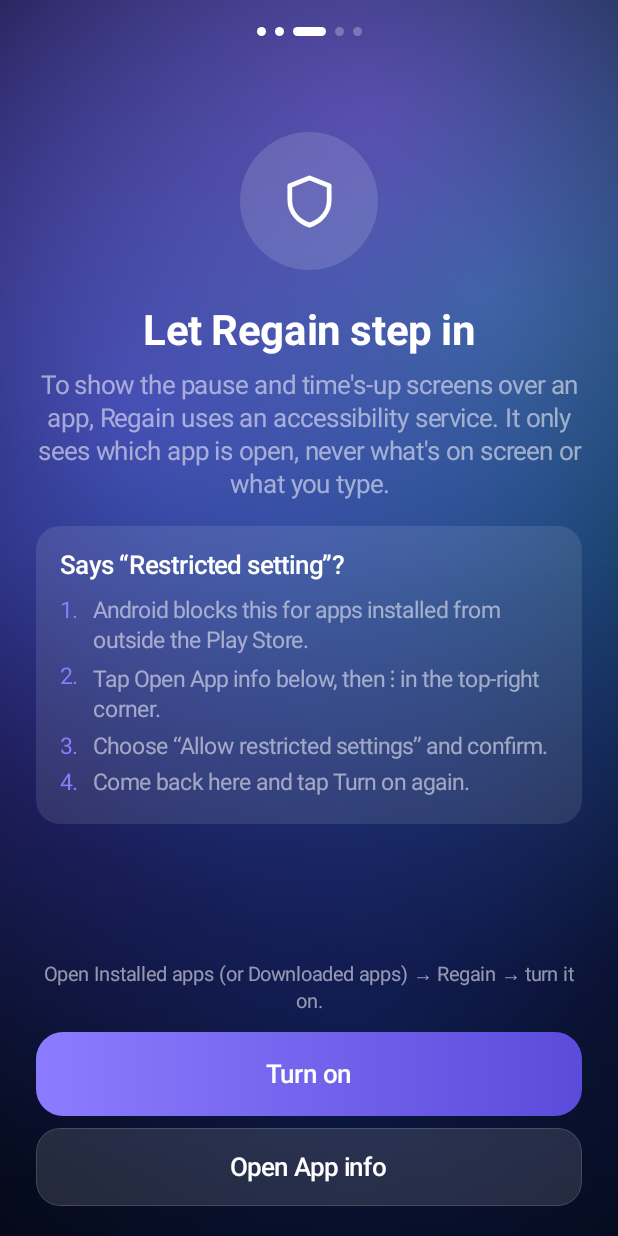
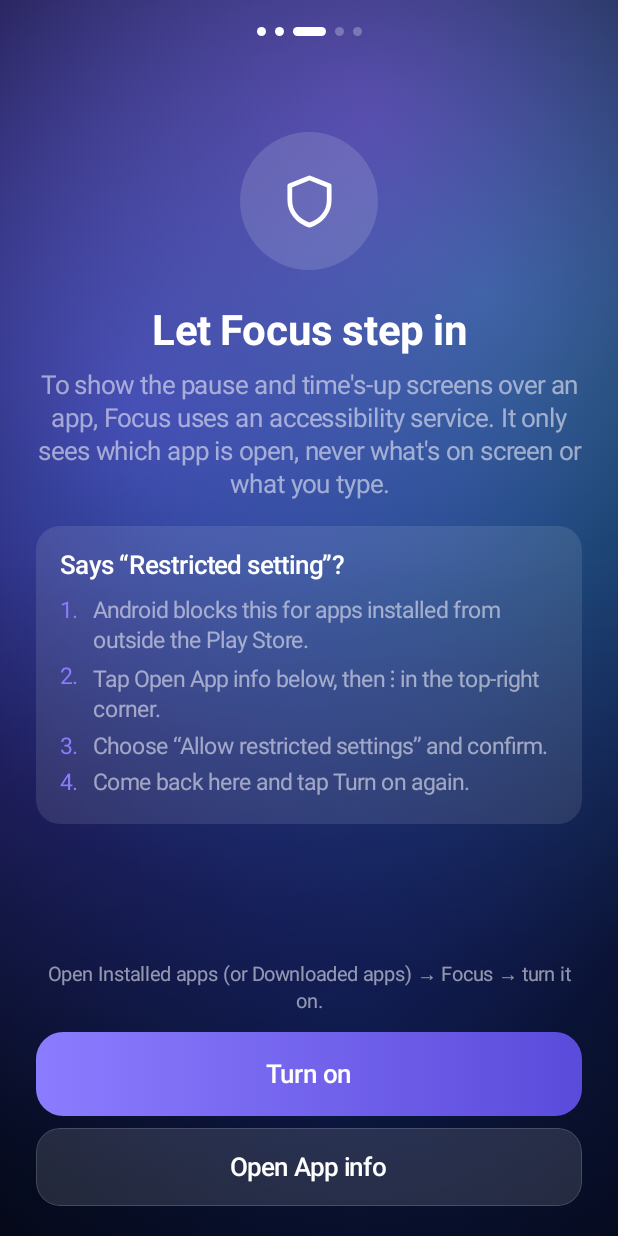
Before and after one commit to Dishan18/Focus, an Android app built with Jetpack Compose: the screen it shows after launch (MainActivity), after a tap on "Continue", on a phone screen of 412 x 824 dp. Run offline under Robolectric (Android 15) with nearby library versions, the phone set to English and light mode, and no system bars; 1 other tap on this screen came first.

Commit message:
Rename app to Focus
User-visible name, onboarding, settings copy, README and release APK name.
Package id stays com.regain.app.

Co-Authored-By: Claude Opus 5.5 <noreply@anthropic.com>

```diff
--- a/app/src/main/java/com/regain/app/data/Store.kt
+++ b/app/src/main/java/com/regain/app/data/Store.kt
@@ -10,7 +10,7 @@ import org.json.JSONArray
 import org.json.JSONObject
 
 /**
- * All of Regain's own state, in one small SharedPreferences file.
+ * All of Focus's own state, in one small SharedPreferences file.
  *
  * Screen time itself is NOT stored here: Android already records it, and we
  * read it on demand (see [UsageRepository]). That avoids a second always-on
--- a/app/src/main/java/com/regain/app/data/UsageRepository.kt
+++ b/app/src/main/java/com/regain/app/data/UsageRepository.kt
@@ -8,7 +8,7 @@ import android.content.pm.PackageManager
 import com.regain.app.core.TimeUtil
 
 /**
- * Reads screen time straight from Android's own usage log, so Regain never
+ * Reads screen time straight from Android's own usage log, so Focus never
  * runs a second tracker in the background.
  *
  * Foreground time is rebuilt from RESUMED / PAUSED events per activity, so
--- a/app/src/main/java/com/regain/app/ui/screens/Common.kt
+++ b/app/src/main/java/com/regain/app/ui/screens/Common.kt
@@ -57,7 +57,7 @@ import com.regain.app.ui.theme.RColors
 import kotlinx.coroutines.Dispatchers
 import kotlinx.coroutines.withContext
 
-/** Ticks whenever the screen resumes or Regain's own data changes. */
+/** Ticks whenever the screen resumes or Focus's own data changes. */
 @Composable
 fun rememberRefreshKey(): Long {
     var resumes by remember { mutableIntStateOf(0) }
--- a/app/src/main/java/com/regain/app/ui/screens/FocusScreen.kt
+++ b/app/src/main/java/com/regain/app/ui/screens/FocusScreen.kt
@@ -222,7 +222,7 @@ private fun RunningFocus(session: Store.FocusSession, now: Long) {
         }
         Spacer(Modifier.height(28.dp))
         RText(
-            "Put the phone down. Regain will buzz you\nif you pick it back up.",
+            "Put the phone down. Focus will buzz you\nif you pick it back up.",
             style = RTheme.type.subhead, color = RColors.Secondary, align = TextAlign.Center,
         )
         Spacer(Modifier.weight(1f))
--- a/app/src/main/java/com/regain/app/ui/screens/InsightsScreen.kt
+++ b/app/src/main/java/com/regain/app/ui/screens/InsightsScreen.kt
@@ -88,7 +88,7 @@ fun InsightsScreen() {
             Section(header = "Why you opened limited apps") {
                 if (intents.isEmpty()) {
                     RText(
-                        "Each time you open a limited app, Regain asks why. Your answers show up here.",
+                        "Each time you open a limited app, Focus asks why. Your answers show up here.",
                         style = RTheme.type.subhead, color = RColors.Secondary, modifier = Modifier.padding(16.dp),
                     )
                 } else {
--- a/app/src/main/java/com/regain/app/ui/screens/LimitsScreen.kt
+++ b/app/src/main/java/com/regain/app/ui/screens/LimitsScreen.kt
@@ -92,7 +92,7 @@ fun LimitsScreen() {
                         RText("No limits yet", style = RTheme.type.title3)
                         Spacer(Modifier.height(4.dp))
                         RText(
-                            "Pick the apps that eat your time and give each a daily budget. Regain steps in when it runs out.",
+                            "Pick the apps that eat your time and give each a daily budget. Focus steps in when it runs out.",
                             color = RColors.Secondary, style = RTheme.type.subhead,
                         )
                         Spacer(Modifier.height(16.dp))
--- a/app/src/main/java/com/regain/app/ui/screens/OnboardingScreen.kt
+++ b/app/src/main/java/com/regain/app/ui/screens/OnboardingScreen.kt
@@ -115,10 +115,10 @@ fun OnboardingScreen(onDone: () -> Unit, returning: Boolean) {
                         1 -> PermissionStep(
                             icon = RIcons.Insights,
                             title = "See your screen time",
-                            body = "Regain reads Android's own usage log to know how long you spend in each app. It's how limits work, and it never leaves your phone.",
+                            body = "Focus reads Android's own usage log to know how long you spend in each app. It's how limits work, and it never leaves your phone.",
                             granted = usage,
                             grantLabel = "Allow usage access",
-                            hint = "Find Regain in the list and switch it on.",
+                            hint = "Find Focus in the list and switch it on.",
                             onGrant = { Permissions.launch(ctx, Permissions.usageAccessIntent(ctx), Permissions.usageAccessFallbackIntent()) },
                             onNext = { go(2) },
                         )
@@ -147,7 +147,7 @@ private fun ColumnScope.Welcome(onNext: () -> Unit) {
     Spacer(Modifier.weight(1f))
     Bloom(0.9f, petals = 7, modifier = Modifier.size(240.dp))
     Spacer(Modifier.height(24.dp))
-    RText("Regain", style = RTheme.type.largeTitle.copy(fontSize = RTheme.type.largeTitle.fontSize * 1.3f))
+    RText("Focus", style = RTheme.type.largeTitle.copy(fontSize = RTheme.type.largeTitle.fontSize * 1.3f))
     Spacer(Modifier.height(8.dp))
     RText("Take your time back, gently.", style = RTheme.type.title3, color = RColors.Secondary)
     Spacer(Modifier.weight(1.2f))
@@ -195,8 +195,8 @@ private fun ColumnScope.PermissionStep(
 private fun ColumnScope.AccessibilityStep(granted: Boolean, onGrant: () -> Unit, onAppInfo: () -> Unit, onNext: () -> Unit) {
     StepHeader(
         RIcons.Shield,
-        "Let Regain step in",
-        "To show the pause and time's-up screens over an app, Regain uses an accessibility service. It only sees which app is open, never what's on screen or what you type.",
+        "Let Focus step in",
+        "To show the pause and time's-up screens over an app, Focus uses an accessibility service. It only sees which app is open, never what's on screen or what you type.",
         granted,
     )
     if (!granted && Build.VERSION.SDK_INT >= 33) {
@@ -215,7 +215,7 @@ private fun ColumnScope.AccessibilityStep(granted: Boolean, onGrant: () -> Unit,
     if (granted) {
         PrimaryButton("Continue", onNext, haptic = Haptics.Kind.Success)
     } else {
-        RText("Open Installed apps (or Downloaded apps) → Regain → turn it on.", style = RTheme.type.footnote, color = RColors.Secondary, align = TextAlign.Center)
+        RText("Open Installed apps (or Downloaded apps) → Focus → turn it on.", style = RTheme.type.footnote, color = RColors.Secondary, align = TextAlign.Center)
         Spacer(Modifier.height(12.dp))
         PrimaryButton("Turn on", onGrant)
         Spacer(Modifier.height(8.dp))
@@ -228,8 +228,8 @@ private fun ColumnScope.AccessibilityStep(granted: Boolean, onGrant: () -> Unit,
 private fun ColumnScope.BatteryStep(unrestricted: Boolean, onBattery: () -> Unit, onAppInfo: () -> Unit, onNext: () -> Unit) {
     StepHeader(
         RIcons.Battery,
-        "Keep Regain awake",
-        "Realme phones close background apps aggressively. Regain uses almost no battery, since it only wakes when you switch apps, but it needs permission to stay.",
+        "Keep Focus awake",
+        "Realme phones close background apps aggressively. Focus uses almost no battery, since it only wakes when you switch apps, but it needs permission to stay.",
         unrestricted,
     )
     Spacer(Modifier.height(18.dp))
@@ -237,7 +237,7 @@ private fun ColumnScope.BatteryStep(unrestricted: Boolean, onBattery: () -> Unit
         "On Realme",
         listOf(
             "Open App info → Battery → turn on “Allow background activity”.",
-            "Open Recents, swipe down on Regain's card (or tap ⋮) and choose Lock.",
+            "Open Recents, swipe down on Focus's card (or tap ⋮) and choose Lock.",
         ),
     )
     Spacer(Modifier.weight(1f))
@@ -259,7 +259,7 @@ private fun ColumnScope.Done(canFinish: Boolean, onFinish: () -> Unit, onBack: (
     RText(if (canFinish) "You're all set" else "Almost there", style = RTheme.type.title1)
     Spacer(Modifier.height(10.dp))
     RText(
-        if (canFinish) "Add a limit to your first time-sink app. Regain handles the rest."
+        if (canFinish) "Add a limit to your first time-sink app. Focus handles the rest."
         else "Usage access and the accessibility service are both needed for limits to work.",
         color = RColors.Secondary, align = TextAlign.Center,
     )
--- a/app/src/main/java/com/regain/app/ui/screens/SettingsScreen.kt
+++ b/app/src/main/java/com/regain/app/ui/screens/SettingsScreen.kt
@@ -138,7 +138,7 @@ fun SettingsScreen(onBack: () -> Unit) {
             val battery = Permissions.isIgnoringBatteryOptimizations(ctx)
             Section(
                 header = "Health check",
-                footer = "On Realme, also open App info → Battery → allow background activity, and lock Regain in Recents so it is never closed.",
+                footer = "On Realme, also open App info → Battery → allow background activity, and lock Focus in Recents so it is never closed.",
             ) {
                 StatusRow("Usage access", usage) {
                     Permissions.launch(ctx, Permissions.usageAccessIntent(ctx), Permissions.usageAccessFallbackIntent())
@@ -155,7 +155,7 @@ fun SettingsScreen(onBack: () -> Unit) {
             }
         }
         item {
-            Section(footer = "Regain has no internet permission. Nothing you do here ever leaves your phone.") {
+            Section(footer = "Focus has no internet permission. Nothing you do here ever leaves your phone.") {
                 ListRow("Version", value = BuildConfig.VERSION_NAME, leading = { IconTile(RIcons.Shield, RColors.Accent) })
             }
             Spacer(Modifier.height(20.dp))
--- a/app/src/main/java/com/regain/app/ui/shield/ShieldScreen.kt
+++ b/app/src/main/java/com/regain/app/ui/shield/ShieldScreen.kt
@@ -408,7 +408,7 @@ private fun ColumnScope.FocusStage(pkg: String, label: String, actions: ShieldAc
         // deliberate hold on the Focus tab.
         RText(
             if (focus?.strict == true) "Strict focus can't be ended early"
-            else "To end early, hold the button on Regain's Focus tab",
+            else "To end early, hold the button on the Focus tab",
             style = RTheme.type.footnote, color = RColors.Tertiary,
         )
     }
--- a/app/src/main/res/values/strings.xml
+++ b/app/src/main/res/values/strings.xml
@@ -1,4 +1,4 @@
 <resources>
-    <string name="app_name">Regain</string>
-    <string name="guard_description">Regain watches which app is on screen so it can enforce the limits you set. It never reads what you type or see, and nothing leaves your phone.</string>
+    <string name="app_name">Focus</string>
+    <string name="guard_description">Focus watches which app is on screen so it can enforce the limits you set. It never reads what you type or see, and nothing leaves your phone.</string>
 </resources>
```
Also changed, not shown: 2 other files.
